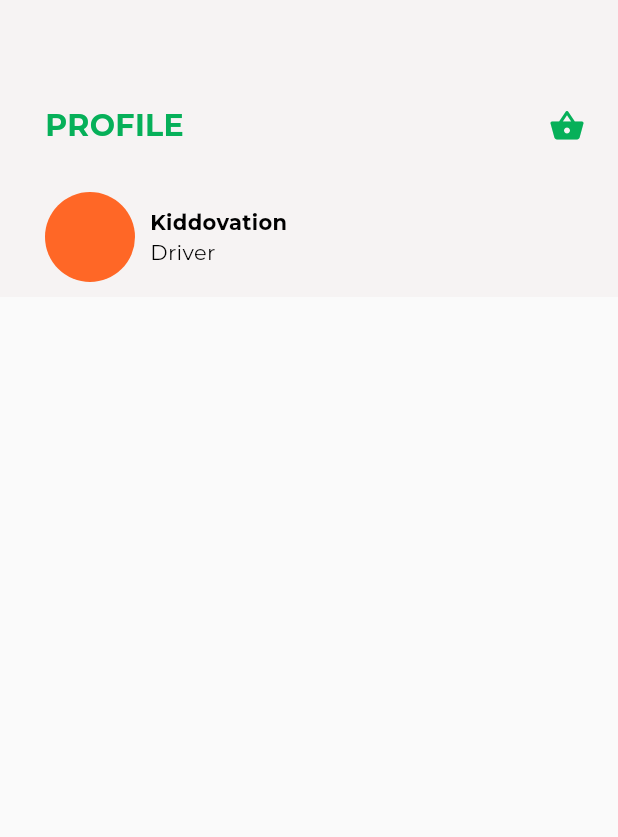
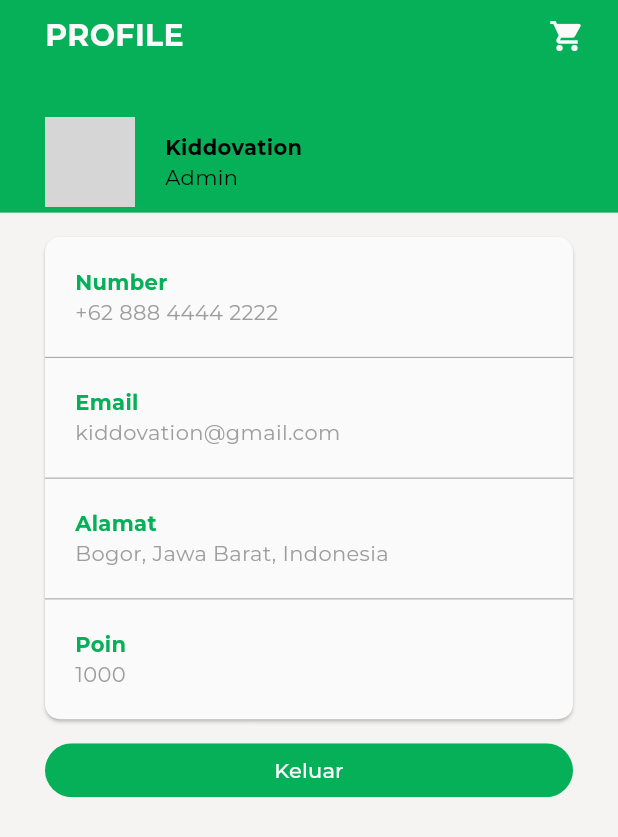
Before and after one commit to Trace2Treat/Application, a Flutter app: the ProfilePage screen opened directly, on a phone screen of 412 x 824 dp. Shown: the top 837 px of the screen. Run offline on Flutter 3.47's test engine with Material 3 defaults, Android fonts, the light colour scheme and no system bars; our stand-ins replace carousel_slider, connectivity_plus, google_fonts, lottie; missing offline and left inert: bottom_navigation_view; grey boxes are pictures that could not be loaded.

Commit message:
update profile

```diff
--- a/lib/pages/dashboard_page.dart
+++ b/lib/pages/dashboard_page.dart
@@ -22,19 +22,24 @@ class _DashboardPageState extends State<DashboardPage> {
   @override
   Widget build(BuildContext context) {
     return Scaffold(
-      body: SingleChildScrollView(
-        child: Container(
-          width: double.infinity,
+      backgroundColor: Colors.transparent,
+      body: Stack(
+        fit: StackFit.expand,
+        children: [
+          Container(
             decoration: const BoxDecoration(
               image: DecorationImage(
-              image: AssetImage('assets/background.png'),
+                image: AssetImage("assets/dashboard.png"),
                 fit: BoxFit.cover,
               ),
             ),
+          ),
+          SingleChildScrollView(
+            child: SafeArea(
               child: Column(
                 children: [
                   Padding(
-                padding: const EdgeInsets.only(left: 30, right: 10, top: 50),
+                padding: const EdgeInsets.only(left: 30, right: 10),
                 child: Column(
                   children: [
                     Row(
@@ -60,7 +65,7 @@ class _DashboardPageState extends State<DashboardPage> {
                         ),
                       ],
                     ),
-                    const SizedBox(height: 20),
+                    const SizedBox(height: 10),
                     Container(
                       margin: const EdgeInsets.only(left: 10, right: 30),
                       height: 146,
@@ -143,11 +148,14 @@ class _DashboardPageState extends State<DashboardPage> {
                                                 SizedBox(width: 10),
                                                 Text(
                                                   'Rumah',
-                                                  style: TextStyle(fontSize: 12),
+                                                  style: TextStyle(
+                                                    fontSize: 12,
+                                                    fontWeight: FontWeight.bold
+                                                  ),
                                                 ),
                                                 Spacer(),
                                                 Icon(Icons.arrow_drop_down_circle, color: AppColors.secondary),
-                                                SizedBox(width: 60)
+                                                SizedBox(width: 70)
                                               ]
                                             )
                                         ),
@@ -165,7 +173,7 @@ class _DashboardPageState extends State<DashboardPage> {
                                           child: const Row(
                                             mainAxisAlignment: MainAxisAlignment.center,
                                             children: [
-                                              SizedBox(width: 5),
+                                              SizedBox(width: 10),
                                               Text(
                                                 'Order',
                                                 style: TextStyle(
@@ -174,7 +182,7 @@ class _DashboardPageState extends State<DashboardPage> {
                                                   fontWeight: FontWeight.bold
                                                 ),
                                               ),
-                                              SizedBox(width: 5),
+                                              SizedBox(width: 10),
                                             ]
                                           ),
                                         ),
@@ -309,6 +317,8 @@ class _DashboardPageState extends State<DashboardPage> {
               ),
             ),
           ),
+        ],
+      ),
     );
   }
 
--- a/lib/pages/profile_page.dart
+++ b/lib/pages/profile_page.dart
@@ -1,4 +1,5 @@
 import 'package:flutter/material.dart';
+import 'welcome_page.dart';
 import '../theme/app_colors.dart';
 
 class ProfilePage extends StatefulWidget {
@@ -14,26 +15,33 @@ class _ProfilePageState extends State<ProfilePage> {
   @override
   Widget build(BuildContext context) {
     return Scaffold(
-      body: SingleChildScrollView(
-        child: Container(
-          width: double.infinity,
-          decoration: BoxDecoration(
+      backgroundColor: Colors.transparent,
+      body: Stack(
+        fit: StackFit.expand,
+        children: [
+          Container(
+            decoration: const BoxDecoration(
               image: DecorationImage(
-              image: AssetImage('assets/background.png'),
+                image: AssetImage("assets/background.png"),
                 fit: BoxFit.cover,
               ),
             ),
+          ),
+          SingleChildScrollView(
+            child: SafeArea(
               child: Column(
                 children: [
                   Padding(
-                padding: EdgeInsets.only(left: 30, right: 10, top: 60),
-                child: Row(
+                      padding: const EdgeInsets.only(left: 30, right: 10),
+                      child: Column(
+                        children: [
+                          Row(
                             mainAxisAlignment: MainAxisAlignment.start,
                             children: [
                               Text(
                                 'PROFILE',
                                 style: const TextStyle(
-                        color: AppColors.primary,
+                                  color: AppColors.white,
                                   fontSize: 20,
                                   fontWeight: FontWeight.bold,
                                 ),
@@ -41,17 +49,18 @@ class _ProfilePageState extends State<ProfilePage> {
                               const Spacer(),
                               IconButton(
                                 icon: const Icon(
-                        Icons.shopping_basket_rounded,
-                        color: AppColors.primary,
+                                  Icons.shopping_cart,
+                                  color: AppColors.white,
                                 ),
                                 onPressed: () {
-                        // Notification page
+                                  // Cart page
                                 },
                               ),
                             ],
                           ),
-              ),
-              const SizedBox(height: 20),
+                        ],
+                      )),
+                  const SizedBox(height: 30),
                   Padding(
                       padding: const EdgeInsets.symmetric(horizontal: 30),
                       child: Column(
@@ -61,9 +70,10 @@ class _ProfilePageState extends State<ProfilePage> {
                               const CircleAvatar(
                                 radius: 30,
                                 backgroundColor: AppColors.secondary,
-                            //backgroundImage: AssetImage('assets/dashbo.jpg'),
+                                backgroundImage:
+                                    AssetImage('assets/avatar.jpg'),
                               ),
-                          const SizedBox(width: 10),
+                              const SizedBox(width: 20),
                               Expanded(
                                 child: Column(
                                   crossAxisAlignment: CrossAxisAlignment.start,
@@ -78,7 +88,7 @@ class _ProfilePageState extends State<ProfilePage> {
                                     Wrap(
                                       spacing: 14,
                                       children: [
-                                    Text('Driver',
+                                        Text('Admin',
                                             overflow: TextOverflow.ellipsis,
                                             style: const TextStyle(
                                                 color: Colors.black)),
@@ -89,13 +99,87 @@ class _ProfilePageState extends State<ProfilePage> {
                               ),
                             ],
                           ),
+                          const SizedBox(height: 20),
+                          Card(
+                            margin: EdgeInsets.zero,
+                            shape: RoundedRectangleBorder(
+                              borderRadius: BorderRadius.circular(10),
+                            ),
+                            color: AppColors.white,
+                            child: Column(
+                                crossAxisAlignment: CrossAxisAlignment.start,
+                                children: [
+                                  buildRow('Number','+62 888 4444 2222'),
+                                  buildDivider(),
+                                  buildRow('Email', 'kiddovation@gmail.com'),
+                                  buildDivider(),
+                                  buildRow('Alamat', 'Bogor, Jawa Barat, Indonesia'),
+                                  buildDivider(),
+                                  buildRow('Poin', '1000'),
+                                ],
+                              )
+                          ),
                           const SizedBox(height: 10),
+                          ElevatedButton(
+                            onPressed: () {
+                              Navigator.of(context).pushReplacement(
+                                MaterialPageRoute(
+                                  builder: (context) => const WelcomePage(),
+                                ),
+                              );
+                            },
+                            style: ElevatedButton.styleFrom(
+                              padding: EdgeInsets.zero,
+                              shape: RoundedRectangleBorder(
+                                borderRadius: BorderRadius.circular(10),
+                              ),
+                              elevation: 0,
+                              primary: Colors.transparent,
+                            ),
+                            child: Ink(
+                              decoration: BoxDecoration(
+                                color: AppColors.primary,
+                                borderRadius: BorderRadius.circular(56),
+                              ),
+                              child: Container(
+                                constraints: const BoxConstraints(minHeight: 36, minWidth: 88),
+                                alignment: Alignment.center,
+                                child: const Text(
+                                  'Keluar',
+                                  style: TextStyle(color: AppColors.white),
+                                ),
+                              ),
+                            ),
+                          ),
                         ],
-                  ))
+                      )
+                    ),
                 ],
               ),
             ),
           ),
+        ],
+      ),
+    );
+  }
+
+  Widget buildRow(String text1, String text2) {
+    return Padding(
+      padding: const EdgeInsets.all(20),
+      child: Column(
+            crossAxisAlignment: CrossAxisAlignment.start,
+            children: [
+              Text(text1, style: const TextStyle(color: AppColors.primary, fontWeight: FontWeight.bold)),
+              Text(text2, style: const TextStyle(color: Colors.grey)),
+            ],
+          ),
+    );
+  }
+
+  Widget buildDivider() {
+    return const Divider(
+      height: 0.5,
+      color: Colors.grey,
     );
   }
 }
```
Also changed, not shown: assets/background.png, assets/dashboard.png (added). Lines whose indentation alone changed are shown as unchanged.
